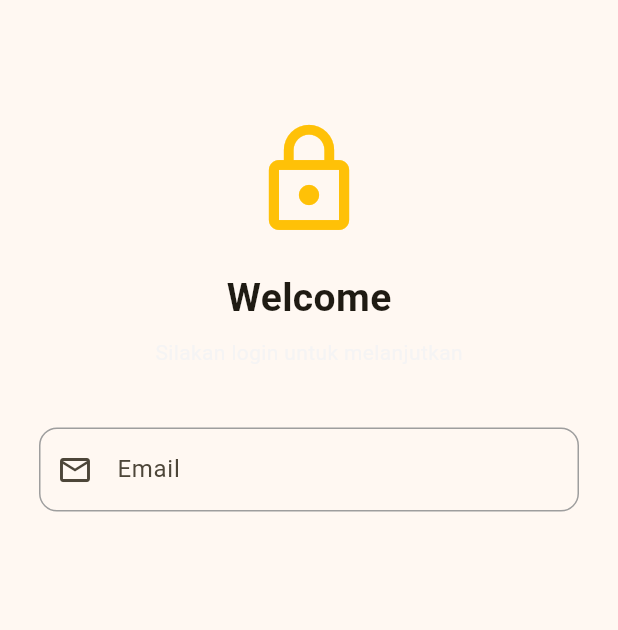
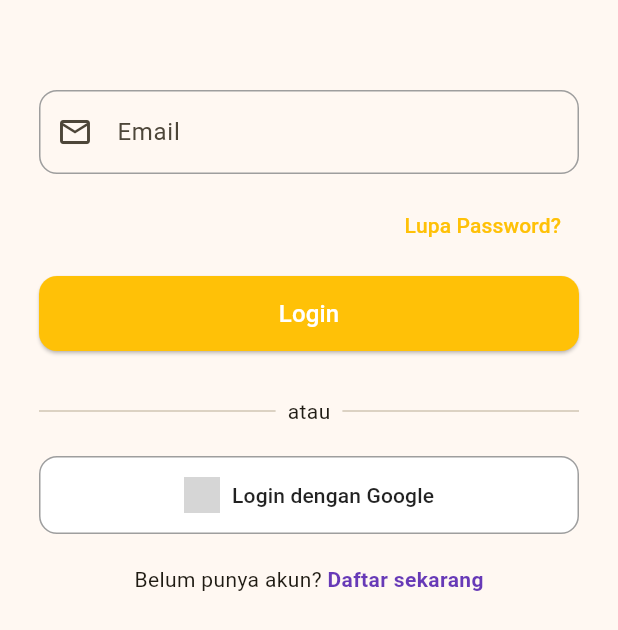
Before and after one commit to Frientia/KBI1179-1123150114-uts, a Flutter app: the Login screen opened directly, on a phone screen of 412 x 824 dp. Shown: the top 630 px of the screen. Run offline on Flutter 3.47's test engine with Material 3 defaults, Android fonts, the phone set to English and light mode, and no system bars; grey boxes are pictures that could not be loaded.

Commit message:
menambahkan tombol login dan images google pada halaman login

```diff
--- a/lib/login.dart
+++ b/lib/login.dart
@@ -11,18 +11,12 @@ class Login extends StatelessWidget {
           child: Container(
             padding: const EdgeInsets.all(20),
             constraints: const BoxConstraints(maxWidth: 400),
-            child: const Column(
+            child: Column(
               mainAxisAlignment: MainAxisAlignment.center,
               children: [
-                SizedBox(height: 60,),
-                Icon(Icons.lock_outline, size: 80, color: Colors.amber,),
-                SizedBox(height: 20),
-                Text('Welcome', style: TextStyle(fontSize: 26, fontWeight: FontWeight.bold)),
-                SizedBox(height: 8),
-                Text('Silakan login untuk melanjutkan', style: TextStyle(fontSize: 14, color: Color.fromARGB(255, 245, 244, 244))),
 
-                SizedBox(height: 40),
-                TextField(
+                const SizedBox(height: 40),
+                const TextField(
                   keyboardType: TextInputType.emailAddress,
                   decoration: InputDecoration(
                     labelText: 'Email',
@@ -37,12 +31,95 @@ class Login extends StatelessWidget {
                     ),
                     focusedBorder: OutlineInputBorder(
                       borderRadius: BorderRadius.all(Radius.circular(12)),
-                      borderSide: BorderSide(color: Colors.blue, width: 2),
+                      borderSide: BorderSide(color: Colors.amber, width: 2),
                     ),
                   ),
                 ),
 
+                const SizedBox(height: 10),
+
+                Align(
+                  alignment: Alignment.centerRight,
+                  child: TextButton(
+                    onPressed: () {},
+                    child: const Text(
+                      'Lupa Password?',
+                      style: TextStyle(color: Colors.amber, fontSize: 14),
+                      ),
+                  ),
+                ),
+
+                SizedBox(height: 10),
+
+                SizedBox(
+                  width: double.infinity,
+                  height: 50,
+                  child: ElevatedButton(
+                    onPressed: () {},
+                    style: ElevatedButton.styleFrom(
+                      backgroundColor: Colors.amber,
+                      shape: RoundedRectangleBorder(
+                        borderRadius: BorderRadius.circular(12),
+                      ),
+                    ),
+                    child: const Text(
+                      'Login',
+                      style: TextStyle(fontSize: 16, color: Colors.white),
+                    ),
+                  ),
+                ),
+
+
+                SizedBox(height: 30),
+
+                Row(
+                  children: [
+                    Expanded(child: Divider()),
+                    Padding(
+                      padding: EdgeInsets.symmetric(horizontal: 8.0),
+                      child: Text("atau"),
+                    ),
+                    Expanded(child: Divider()),
+                  ],
+                ),
+
                 SizedBox(height: 20),
+
+                SizedBox(
+                  width: double.infinity,
+                  child: OutlinedButton.icon(
+                    onPressed: () {},
+                    icon: Image.asset(
+                      'assets/images/google.png',
+                      height: 24,
+                      width: 24,
+                    ),
+                    label: Text('Login dengan Google', style: TextStyle(color: Colors.black87)),
+                    style: OutlinedButton.styleFrom(
+                      padding: EdgeInsets.symmetric(vertical: 14),
+                      backgroundColor: Colors.white,
+                      side: BorderSide(color: Colors.grey),
+                      shape: RoundedRectangleBorder(borderRadius: BorderRadius.circular(12)),
+                    ),
+                  ),
+                ),
+
+                SizedBox(height: 20,),
+
+                Row(
+                  mainAxisAlignment: MainAxisAlignment.center,
+                  children: [
+                    Text("Belum punya akun? "),
+                    GestureDetector(
+                      onTap: () {},
+                      child: Text(
+                        "Daftar sekarang",
+                        style: TextStyle(color: Colors.deepPurple, fontWeight: FontWeight.bold),
+                      ),
+                    ),
+                  ],
+                ),
+
 
               ],
             ),
```
Also changed, not shown: assets/images/google_logo.png (added).
